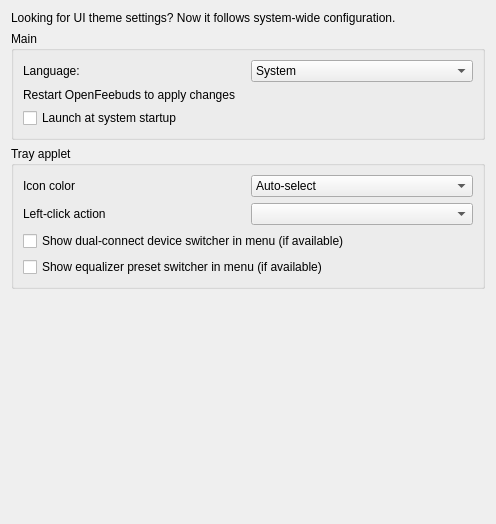
melianmiko/OpenFreebuds, file openfreebuds_qt/designer/ui_settings.ui: the form before one commit.
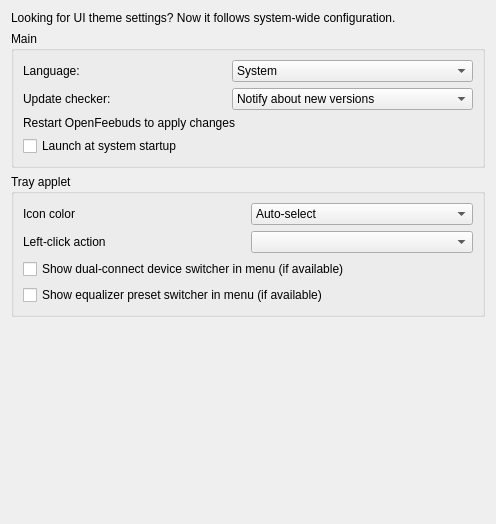
The form after the commit.

Commit message: Integrate mmk-updater

What changed in the file:
```diff
--- a/openfreebuds_qt/designer/ui_settings.ui
+++ b/openfreebuds_qt/designer/ui_settings.ui
@@ -27,13 +27,11 @@
       <string>Main</string>
      </property>
      <layout class="QGridLayout" name="gridLayout">
-      <item row="0" column="1">
-       <widget class="QComboBox" name="language_picker">
-        <item>
-         <property name="text">
-          <string>System</string>
-         </property>
-        </item>
+      <item row="3" column="0" colspan="2">
+       <widget class="QCheckBox" name="autostart_toggle">
+        <property name="text">
+         <string>Launch at system startup</string>
+        </property>
        </widget>
       </item>
       <item row="0" column="0">
@@ -43,20 +41,48 @@
         </property>
        </widget>
       </item>
-      <item row="1" column="0" colspan="2">
+      <item row="0" column="1">
+       <widget class="QComboBox" name="language_picker">
+        <item>
+         <property name="text">
+          <string>System</string>
+         </property>
+        </item>
+       </widget>
+      </item>
+      <item row="2" column="0" colspan="2">
        <widget class="QLabel" name="label_2">
         <property name="text">
          <string>Restart OpenFeebuds to apply changes</string>
         </property>
        </widget>
       </item>
-      <item row="2" column="0" colspan="2">
-       <widget class="QCheckBox" name="autostart_toggle">
+      <item row="1" column="0">
+       <widget class="QLabel" name="label_6">
         <property name="text">
-         <string>Launch at system startup</string>
+         <string>Update checker:</string>
         </property>
        </widget>
       </item>
+      <item row="1" column="1">
+       <widget class="QComboBox" name="updater_policy_picker">
+        <item>
+         <property name="text">
+          <string>Notify about new versions</string>
+         </property>
+        </item>
+        <item>
+         <property name="text">
+          <string>Check for new versions, but don't notify</string>
+         </property>
+        </item>
+        <item>
+         <property name="text">
+          <string>Disabled (not recomended)</string>
+         </property>
+        </item>
+       </widget>
+      </item>
      </layout>
     </widget>
    </item>
```
Left out of the diff: 17 changed lines with no effect on the pictures. The commit also changes 10 other files.
